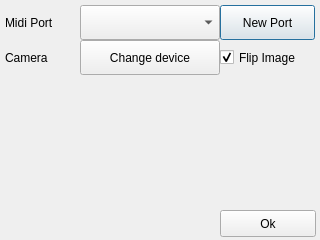
Before: the Qt Designer form code/Hadrien/QCvWindow/src/UI/configwindow.ui in Amxx/MDMA, drawn with Qt 5.
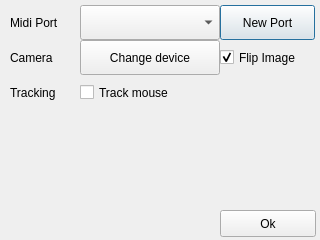
After: the same form once the commit is applied. Icons and pictures are not drawn.

Commit message: implementation de tracking souri

What changed in the file:
```diff
--- a/code/Hadrien/QCvWindow/src/UI/configwindow.ui
+++ b/code/Hadrien/QCvWindow/src/UI/configwindow.ui
@@ -20,9 +20,9 @@
   <widget class="QLabel" name="label_midi">
    <property name="geometry">
     <rect>
-     <x>5</x>
+     <x>10</x>
      <y>5</y>
-     <width>80</width>
+     <width>70</width>
      <height>35</height>
     </rect>
    </property>
@@ -72,9 +72,9 @@
   <widget class="QLabel" name="label_flip">
    <property name="geometry">
     <rect>
-     <x>5</x>
+     <x>10</x>
      <y>40</y>
-     <width>80</width>
+     <width>70</width>
      <height>35</height>
     </rect>
    </property>
@@ -114,6 +114,41 @@
     <string>Change device</string>
    </property>
   </widget>
+  <widget class="QLabel" name="label_flip_2">
+   <property name="geometry">
+    <rect>
+     <x>10</x>
+     <y>75</y>
+     <width>70</width>
+     <height>35</height>
+    </rect>
+   </property>
+   <property name="text">
+    <string>Tracking</string>
+   </property>
+  </widget>
+  <widget class="QCheckBox" name="checkBox_mousetrack">
+   <property name="enabled">
+    <bool>true</bool>
+   </property>
+   <property name="geometry">
+    <rect>
+     <x>80</x>
+     <y>75</y>
+     <width>141</width>
+     <height>35</height>
+    </rect>
+   </property>
+   <property name="text">
+    <string>Track mouse</string>
+   </property>
+   <property name="checked">
+    <bool>false</bool>
+   </property>
+   <property name="tristate">
+    <bool>false</bool>
+   </property>
+  </widget>
  </widget>
  <resources>
   <include location="../ressources.qrc"/>
```
The commit also changes 17 other files.
